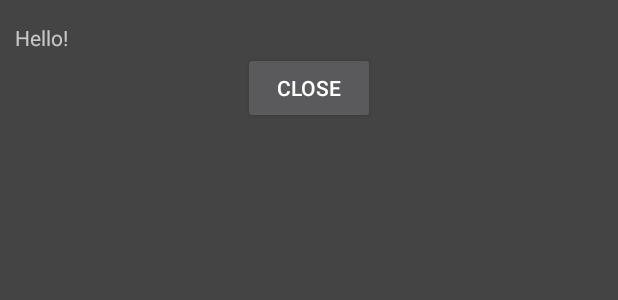
After one commit to TheJoas/AppWorten, an Android app: the layout popup.xml on its own in the app's theme, with its tools: preview values and no code run, on a phone screen of 412 x 824 dp. The commit adds this screen. Shown: the top 300 px of the screen. Run offline under Robolectric (Android 15) with nearby library versions, the phone set to English and light mode, and no system bars.

Commit message:
PopUp Added

```diff
--- a/app/src/main/AndroidManifest.xml
+++ b/app/src/main/AndroidManifest.xml
@@ -3,6 +3,7 @@
     package="com.joas.worten.wortenleasuretimeapp">
     <uses-permission android:name="android.permission.ACCESS_FINE_LOCATION" />
     <uses-permission android:name="android.permission.ACCESS_COARSE_LOCATION" />
+    <uses-permission android:name="android.permission.INTERNET"/>
 
     <application
         android:allowBackup="true"
--- a/app/src/main/res/layout/fragment_first.xml
+++ b/app/src/main/res/layout/fragment_first.xml
@@ -3,8 +3,9 @@
     xmlns:android="http://schemas.android.com/apk/res/android"
     xmlns:app="http://schemas.android.com/apk/res-auto"
     xmlns:tools="http://schemas.android.com/tools"
-    android:layout_width="match_parent"
-    android:layout_height="match_parent">
+    android:layout_width="240dp"
+    android:elevation="20dp"
+    android:layout_height="240dp">
 
     <TextView
         android:id="@+id/Beep"
--- /dev/null
+++ b/app/src/main/res/layout/popup.xml
@@ -0,0 +1,23 @@
+<LinearLayout xmlns:android="http://schemas.android.com/apk/res/android"
+    android:id="@+id/popup_1"
+    android:layout_width="fill_parent"
+    android:layout_height="fill_parent"
+    android:background="#444444"
+    android:orientation="vertical"
+    android:padding="10sp" >
+
+    <TextView
+        android:id="@+id/txtView"
+        android:layout_width="wrap_content"
+        android:layout_height="wrap_content"
+        android:layout_marginTop="5sp"
+        android:text="Hello!" />
+
+    <Button
+        android:id="@+id/close_popup"
+        android:layout_width="wrap_content"
+        android:layout_height="wrap_content"
+        android:layout_gravity="center"
+        android:text="Close"/>
+
+</LinearLayout>
--- a/gradle.properties
+++ b/gradle.properties
@@ -10,6 +10,8 @@
 # Specifies the JVM arguments used for the daemon process.
 # The setting is particularly useful for tweaking memory settings.
 org.gradle.jvmargs=-Xmx1536m
+Zomato_Api="56c403186b579962277e28d227d3bde1"
+Google_Places="AIzaSyBpc55OOKepU6Gzd2A2seEnc_0RUr0rfyc"
 
 # When configured, Gradle will run in incubating parallel mode.
 # This option should only be used with decoupled projects. More details, visit
```
Also changed, not shown: app/build.gradle (+9 -1 lines), app/src/main/java/com/joas/worten/wortenleasuretimeapp/SecondFragment.java (+61 -2 lines), 1 other file.
